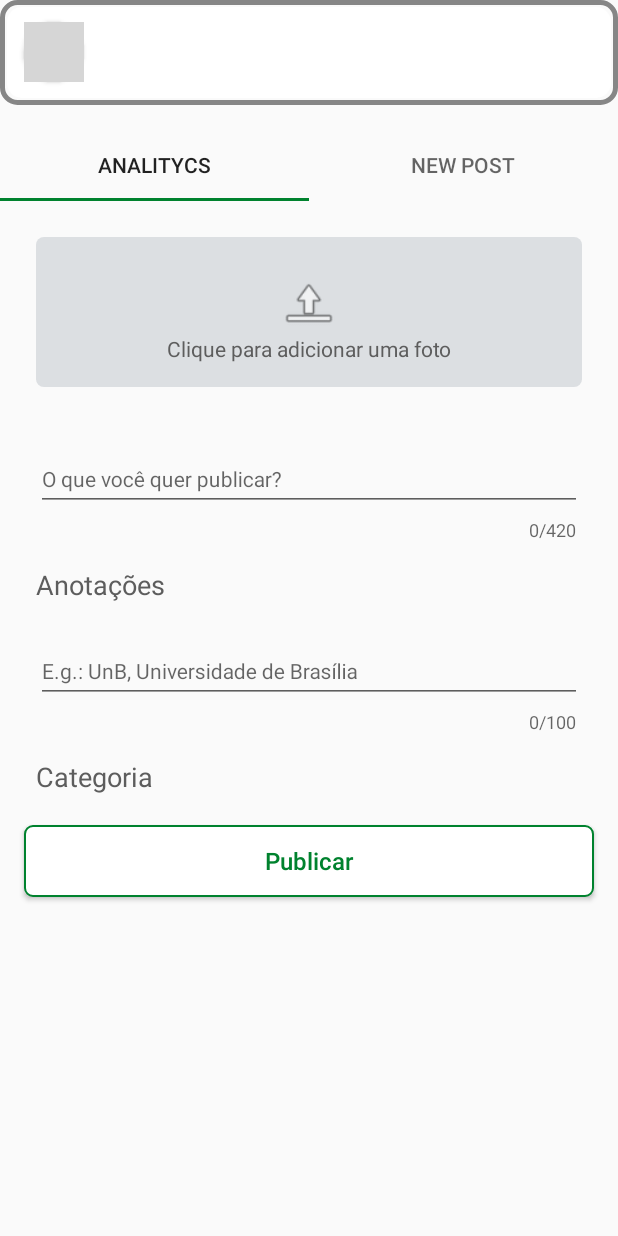
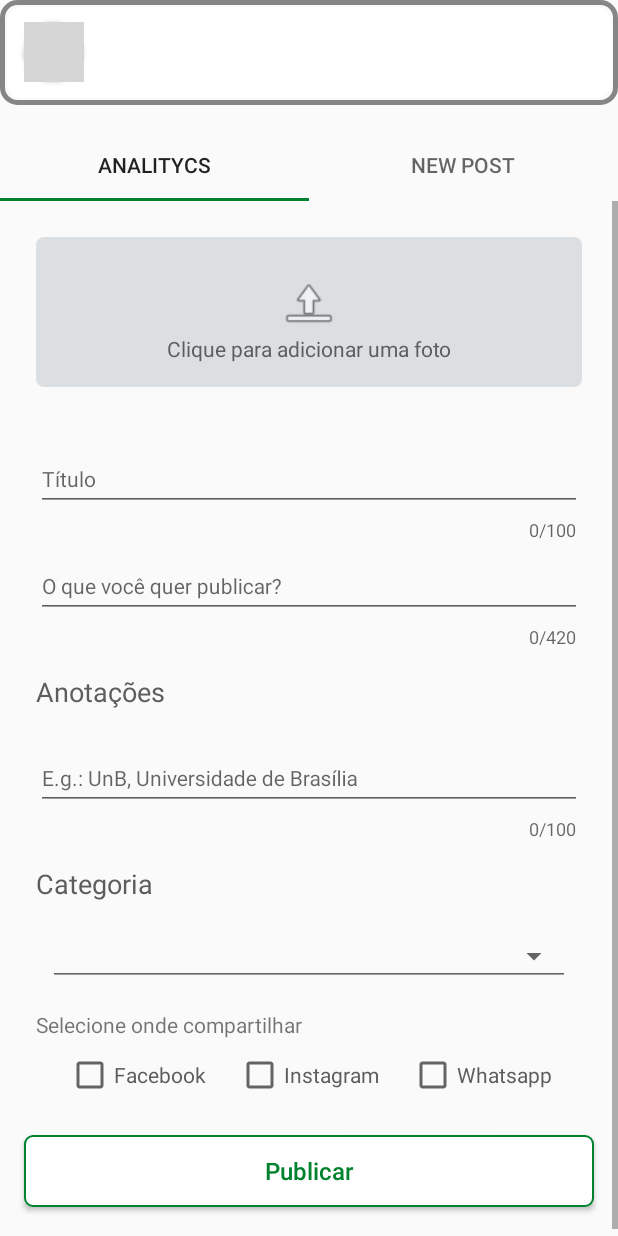
Before and after one commit to victoriagoularte/smms, an Android app: the NewPostFragment screen opened through its navigation route, on a phone screen of 412 x 824 dp. Run offline under Robolectric (Android 15) with nearby library versions, the phone set to English and light mode, and no system bars; our stand-ins replace Firebase (no records; nobody signed in at launch, a user with empty details on screens opened directly), RxJava, data binding; 7 statements that could not run were skipped; grey boxes are pictures that could not be loaded.

Commit message:
adding new fields and behaviors

```diff
--- a/app/src/main/java/br/com/unb/smms/view/fragment/NewPostFragment.kt
+++ b/app/src/main/java/br/com/unb/smms/view/fragment/NewPostFragment.kt
@@ -102,8 +102,8 @@ class NewPostFragment : Fragment() {
     }
 
     fun post(view: View?) {
-//        viewModel.feed(downloadUri)
-        createInstagramIntent();
+        viewModel.feed(downloadUri)
+//        createInstagramIntent();
     }
 
     private fun createInstagramIntent() {
--- a/app/src/main/res/layout/fragment_analitycs.xml
+++ b/app/src/main/res/layout/fragment_analitycs.xml
@@ -166,7 +166,7 @@
                 android:layout_height="wrap_content"
                 android:paddingHorizontal="20dp"
                 android:text="@string/facebook"
-                android:textColor="@color/cardview_dark_background"
+                android:textColor="@color/gray"
                 android:textSize="16sp" />
 
             <RadioButton
@@ -176,7 +176,7 @@
                 android:layout_height="wrap_content"
                 android:paddingHorizontal="20dp"
                 android:text="@string/instagram"
-                android:textColor="@color/cardview_dark_background"
+                android:textColor="@color/gray"
                 android:textSize="16sp" />
         </RadioGroup>
 
@@ -185,7 +185,7 @@
             android:layout_width="0dp"
             android:hint="@string/select_period"
             style="@style/Widget.AppCompat.Spinner.Underlined"
-            android:layout_height="32dp"
+            android:layout_height="40dp"
             android:layout_marginStart="32dp"
             android:layout_marginTop="16dp"
             android:layout_marginEnd="32dp"
--- a/app/src/main/res/layout/fragment_new_post.xml
+++ b/app/src/main/res/layout/fragment_new_post.xml
@@ -37,13 +37,37 @@
                     android:layout_width="match_parent"
                     android:layout_height="match_parent">
 
+                    <com.google.android.material.textfield.TextInputLayout
+                        android:id="@+id/tiTitlePost"
+                        android:layout_width="0dp"
+                        android:layout_height="wrap_content"
+                        android:layout_marginStart="24dp"
+                        android:layout_marginTop="32dp"
+                        android:layout_marginEnd="24dp"
+                        android:hint="@string/title"
+                        app:counterEnabled="true"
+                        app:counterMaxLength="100"
+                        app:layout_constraintEnd_toEndOf="parent"
+                        app:layout_constraintHorizontal_bias="0.0"
+                        app:layout_constraintStart_toStartOf="parent"
+                        app:layout_constraintTop_toBottomOf="@+id/clPhoto">
+
+                        <com.google.android.material.textfield.TextInputEditText
+                            android:id="@+id/etTitlePost"
+                            style="@style/DefaultTextField"
+                            android:layout_width="match_parent"
+                            android:layout_height="wrap_content"
+                            android:text="@={ viewModel.title }" />
+
+                    </com.google.android.material.textfield.TextInputLayout>
+
                     <androidx.constraintlayout.widget.ConstraintLayout
                         android:id="@+id/clPhoto"
-                        app:layout_constraintTop_toTopOf="parent"
+                        android:layout_width="match_parent"
+                        android:layout_height="wrap_content"
                         app:layout_constraintLeft_toLeftOf="parent"
                         app:layout_constraintRight_toRightOf="parent"
-                        android:layout_width="match_parent"
-                        android:layout_height="wrap_content">
+                        app:layout_constraintTop_toTopOf="parent">
 
                         <androidx.constraintlayout.widget.ConstraintLayout
                             android:id="@+id/clUploadPhoto"
@@ -51,9 +75,9 @@
                             android:layout_height="100dp"
                             android:layout_marginStart="24dp"
                             android:layout_marginTop="24dp"
-                            android:onClick="@{fragment::choosePhoto}"
                             android:layout_marginEnd="24dp"
                             android:background="@drawable/card_background"
+                            android:onClick="@{fragment::choosePhoto}"
                             app:layout_constraintEnd_toEndOf="parent"
                             app:layout_constraintStart_toStartOf="parent"
                             app:layout_constraintTop_toTopOf="parent">
@@ -100,7 +124,6 @@
                         android:layout_width="0dp"
                         android:layout_height="wrap_content"
                         android:layout_marginStart="24dp"
-                        android:layout_marginTop="32dp"
                         android:layout_marginEnd="24dp"
                         android:hint="@string/text_post_hint"
                         app:counterEnabled="true"
@@ -108,7 +131,8 @@
                         app:layout_constraintEnd_toEndOf="parent"
                         app:layout_constraintHorizontal_bias="0.0"
                         app:layout_constraintStart_toStartOf="parent"
-                        app:layout_constraintTop_toBottomOf="@+id/clPhoto">
+                        app:layout_constraintTop_toBottomOf="@id/tiTitlePost"
+                        tools:layout_editor_absoluteY="156dp">
 
                         <com.google.android.material.textfield.TextInputEditText
                             android:id="@+id/etTextPost"
@@ -165,21 +189,81 @@
                         app:layout_constraintStart_toStartOf="parent"
                         app:layout_constraintTop_toBottomOf="@+id/tiAnnotations" />
 
+
+                    <Spinner
+                        android:id="@+id/spinnerCategories"
+                        android:layout_width="0dp"
+                        android:hint="@string/category"
+                        style="@style/Widget.AppCompat.Spinner.Underlined"
+                        android:layout_height="40dp"
+                        android:layout_marginStart="32dp"
+                        android:layout_marginTop="16dp"
+                        android:layout_marginEnd="32dp"
+                        app:layout_constraintEnd_toEndOf="parent"
+                        app:layout_constraintStart_toStartOf="parent"
+                        app:layout_constraintTop_toBottomOf="@+id/tvCategory" />
+
                     <Button
                         android:id="@+id/btSignIn"
                         style="@style/ButtonBaseGreen"
                         android:layout_width="0dp"
                         android:layout_height="wrap_content"
                         android:layout_marginStart="16dp"
+                        android:layout_marginTop="24dp"
                         android:layout_marginEnd="16dp"
                         android:layout_marginBottom="24dp"
                         android:onClick="@{fragment::post}"
                         android:text="@string/publish"
-                        android:layout_marginTop="20dp"
                         app:layout_constraintBottom_toBottomOf="parent"
                         app:layout_constraintEnd_toEndOf="parent"
                         app:layout_constraintStart_toStartOf="parent"
-                        app:layout_constraintTop_toBottomOf="@id/tvCategory" />
+                        app:layout_constraintTop_toBottomOf="@+id/ckFace" />
+
+                    <TextView
+                        android:id="@+id/tvShareSocialMedia"
+                        android:layout_width="wrap_content"
+                        android:layout_height="wrap_content"
+                        android:layout_marginStart="24dp"
+                        android:layout_marginTop="16dp"
+                        android:text="@string/select_share"
+                        app:layout_constraintStart_toStartOf="parent"
+                        app:layout_constraintTop_toBottomOf="@+id/spinnerCategories" />
+
+                    <CheckBox
+                        android:id="@+id/ckFace"
+                        android:layout_width="wrap_content"
+                        android:layout_height="wrap_content"
+                        android:layout_marginStart="24dp"
+                        android:layout_marginTop="8dp"
+                        android:text="@string/facebook"
+                        android:textColor="@color/gray"
+                        app:layout_constraintEnd_toStartOf="@+id/ckInsta"
+                        app:layout_constraintHorizontal_bias="0.5"
+                        app:layout_constraintStart_toStartOf="parent"
+                        app:layout_constraintTop_toBottomOf="@+id/tvShareSocialMedia" />
+
+                    <CheckBox
+                        android:id="@+id/ckInsta"
+                        android:layout_width="wrap_content"
+                        android:layout_height="wrap_content"
+                        android:textColor="@color/gray"
+                        android:text="@string/instagram"
+                        app:layout_constraintEnd_toStartOf="@+id/ckWhatsApp"
+                        app:layout_constraintHorizontal_bias="0.5"
+                        app:layout_constraintStart_toEndOf="@+id/ckFace"
+                        app:layout_constraintTop_toTopOf="@+id/ckFace" />
+
+                    <CheckBox
+                        android:id="@+id/ckWhatsApp"
+                        android:layout_width="wrap_content"
+                        android:layout_height="wrap_content"
+                        android:textColor="@color/gray"
+                        android:layout_marginEnd="24dp"
+                        android:text="@string/whatsapp"
+                        app:layout_constraintEnd_toEndOf="parent"
+                        app:layout_constraintHorizontal_bias="0.5"
+                        app:layout_constraintStart_toEndOf="@+id/ckInsta"
+                        app:layout_constraintTop_toTopOf="@+id/ckInsta" />
 
                 </androidx.constraintlayout.widget.ConstraintLayout>
 
--- a/app/src/main/res/values/strings.xml
+++ b/app/src/main/res/values/strings.xml
@@ -22,6 +22,9 @@
     <string name="likes">Curtidas</string>
     <string name="comments">Comentários</string>
     <string name="select_period">Selecione um período</string>
+    <string name="title">Título</string>
+    <string name="whatsapp">Whatsapp</string>
+    <string name="select_share">Selecione onde compartilhar</string>
 
     <string-array name="string_array_metrics">
         <item>Dia</item>
```
Also changed, not shown: app/src/main/java/br/com/unb/smms/domain/firebase/Post.kt (+7 -22 lines), app/src/main/java/br/com/unb/smms/viewmodel/NewPostViewModel.kt (+15 -12 lines).
